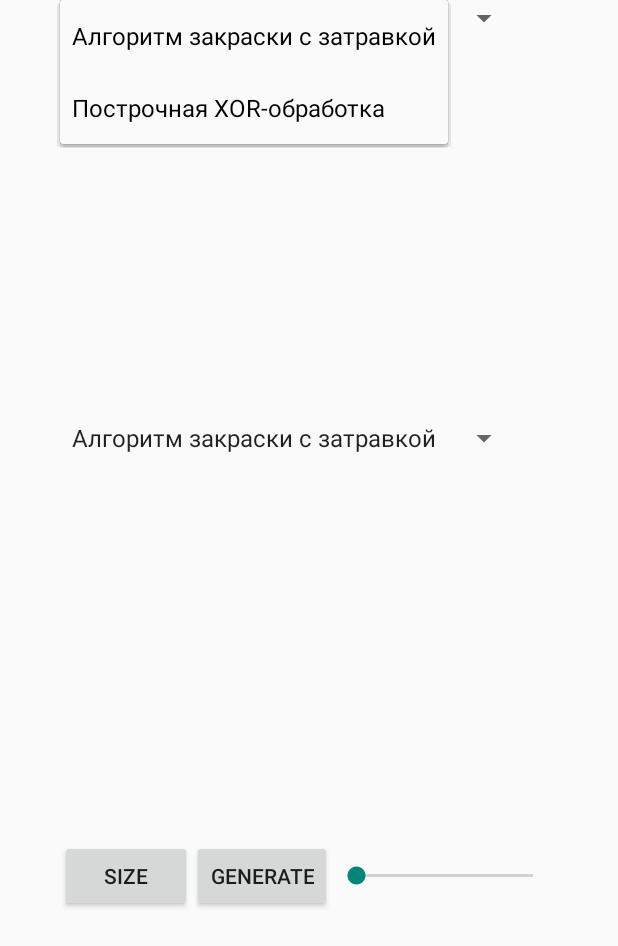
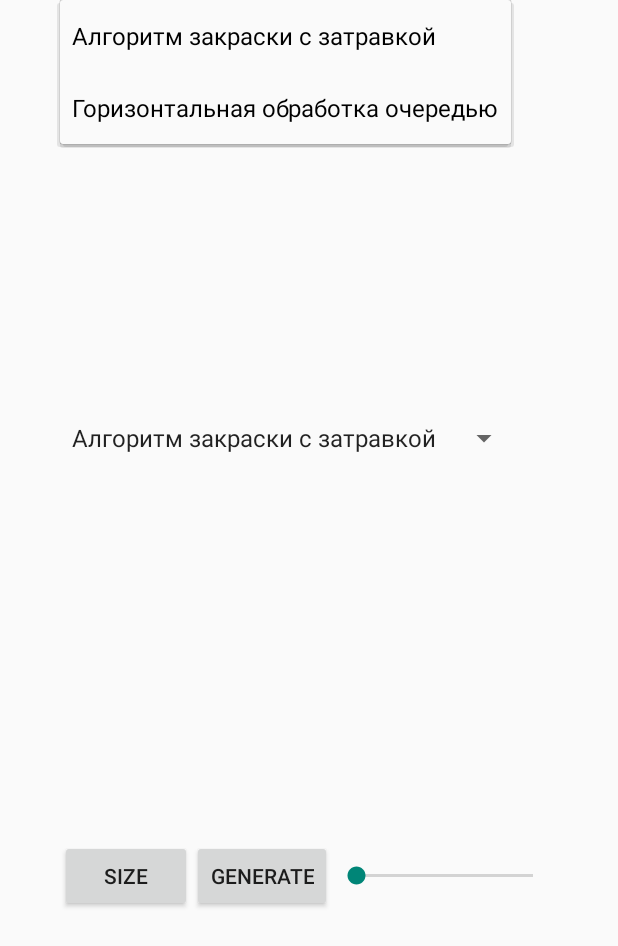
Before and after one commit to ReDsn0W535/Demo, an Android app: the screen it shows after launch (MainActivity), after a tap on "Алгоритм закраски с затравкой", on a phone screen of 412 x 824 dp. Shown: the top 946 px of the screen. Run offline under Robolectric (Android 15) with nearby library versions, the phone set to English and light mode, and no system bars.

Commit message:
Major fixes in all structures

```diff
--- a/app/src/main/AndroidManifest.xml
+++ b/app/src/main/AndroidManifest.xml
@@ -9,7 +9,7 @@
         android:roundIcon="@mipmap/ic_launcher_round"
         android:supportsRtl="true"
         android:theme="@style/AppTheme">
-        <activity android:name=".view.activity.MainActivity" android:theme="@style/Theme.AppCompat.Light.NoActionBar">
+        <activity android:name=".view.activity.MainActivity" android:theme="@style/Theme.AppCompat.Light.NoActionBar" android:screenOrientation="portrait">
             <intent-filter>
                 <action android:name="android.intent.action.MAIN" />
 
--- a/app/src/main/java/com/example/greenpoison/rocketbank/model/inter/IMainAModel.kt
+++ b/app/src/main/java/com/example/greenpoison/rocketbank/model/inter/IMainAModel.kt
@@ -5,6 +5,6 @@ import android.graphics.Bitmap
 interface IMainAModel{
     fun DrawRandPoints(bitmap: Bitmap, number : Int)
     fun RestorePoints(bitmap: Bitmap, number : Int)
-    fun FillSeed(bitmap: Bitmap, x: Int, y : Int, number: Int)
-    fun FillXOR(bitmap: Bitmap, x: Int, y : Int, number: Int)
+    fun FillSeed(bitmap: Bitmap, x: Int, y : Int, number: Int, sleepTime : Int)
+    fun FillXOR(bitmap: Bitmap, x: Int, y : Int, number: Int, sleepTime : Int)
 }
--- a/app/src/main/java/com/example/greenpoison/rocketbank/presenter/inter/IMainAPresenter.kt
+++ b/app/src/main/java/com/example/greenpoison/rocketbank/presenter/inter/IMainAPresenter.kt
@@ -5,5 +5,5 @@ import com.example.greenpoison.rocketbank.view.activity.Action
 
 interface IMainAPresenter{
     fun Draw(bitmap: Bitmap, number : Int, cur_action : Action)
-    fun Fill(bitmap: Bitmap, x : Int, y : Int, number : Int, cur_action : Action)
+    fun Fill(bitmap: Bitmap, x : Int, y : Int, number : Int, cur_action : Action, sleepTime : Int)
 }
--- a/app/src/main/java/com/example/greenpoison/rocketbank/view/activity/MainActivity.kt
+++ b/app/src/main/java/com/example/greenpoison/rocketbank/view/activity/MainActivity.kt
@@ -1,12 +1,14 @@
 package com.example.greenpoison.rocketbank.view.activity
 
 import android.content.Context
+import android.graphics.Bitmap
 import android.graphics.Canvas
-import android.graphics.drawable.Drawable
+import android.graphics.Paint
 import android.os.Bundle
 import android.support.v7.app.AlertDialog
 import android.support.v7.app.AppCompatActivity
 import android.util.AttributeSet
+import android.util.Log
 import android.view.MotionEvent
 import android.view.View
 import android.widget.*
@@ -16,18 +18,22 @@ import com.example.greenpoison.rocketbank.presenter.impl.MainAPresenterImpl
 import com.example.greenpoison.rocketbank.presenter.inter.IMainAPresenter
 import com.example.greenpoison.rocketbank.view.fragment.DialogScreen
 import com.example.greenpoison.rocketbank.view.inter.IMainAView
-import android.graphics.Bitmap
-import android.graphics.Paint
-import android.util.Log
-import com.example.greenpoison.rocketbank.model.inter.IMainAModel
-import com.example.greenpoison.rocketbank.presenter.callback.CallBack
+import android.widget.Toast
+import android.widget.SeekBar
+import android.widget.SeekBar.OnSeekBarChangeListener
+
+
 
 
 enum class Action { FIRST_DRAW, SEEDALG, XORALG, INDEFINITELY, RESTORE }
 
 var mIMainAPresenter: IMainAPresenter? = null
+lateinit var sizeButton: Button
+lateinit var generateButton: Button
+var sleepTime : Int = 0
 
-class MainActivity : AppCompatActivity(), IMainAView  {
+
+class MainActivity : AppCompatActivity(), IMainAView {
 
 
     lateinit var dialog: AlertDialog
@@ -35,14 +41,14 @@ class MainActivity : AppCompatActivity(), IMainAView  {
     lateinit var drawView2: DrawView
     lateinit var spinner1: Spinner
     lateinit var spinner2: Spinner
-    lateinit var sizeButton : Button
-    lateinit var generateButton : Button
-    override fun RequestView(number :Int) {
-        if (number == 1){
-            drawView1.postInvalidate()
-        }
-        else drawView2.postInvalidate()
+    lateinit var seekBar: SeekBar
+    override fun RequestView(number: Int) {
+        if (this != null)
+            if (number == 1) {
+                drawView1.postInvalidate()
+            } else drawView2.postInvalidate()
     }
+
 
     override fun onCreate(savedInstanceState: Bundle?) {
         super.onCreate(savedInstanceState)
@@ -54,7 +60,26 @@ class MainActivity : AppCompatActivity(), IMainAView  {
         drawView2.set_number(2)
         spinner1 = findViewById(R.id.spinner)
         spinner2 = findViewById(R.id.spinner2)
+        seekBar = findViewById(R.id.seekBar2)
+        seekBar.setOnSeekBarChangeListener(object : OnSeekBarChangeListener {
 
+            override fun onStopTrackingTouch(seekBar: SeekBar) {
+                // TODO Auto-generated method stub
+            }
+
+            override fun onStartTrackingTouch(seekBar: SeekBar) {
+                // TODO Auto-generated method stub
+            }
+
+            override fun onProgressChanged(seekBar: SeekBar, progress: Int, fromUser: Boolean) {
+                // TODO Auto-generated method stub
+
+                sleepTime = progress
+            }
+        })
+        val toast = Toast.makeText(applicationContext,
+                "Не нажимайте на кнопку generate во время отрисовки изображения, это может привести к неправильной работе программы.", Toast.LENGTH_SHORT)
+        toast.show()
         val itemSelectedListener1 = object : OnItemSelectedListener {
             override fun onItemSelected(parent: AdapterView<*>, view: View, position: Int, id: Long) {
 
@@ -101,12 +126,13 @@ class MainActivity : AppCompatActivity(), IMainAView  {
         drawView2.set_action(Action.FIRST_DRAW)
         drawView2.invalidate()
     }
+
     override fun SetGenButtonNonCLickable() {
-//        generateButton.isEnabled = false
+        generateButton.isEnabled = false
     }
 
     override fun SetGenButtonCLickable() {
-    //    generateButton.isEnabled = true
+        generateButton.isEnabled = true
     }
 
     fun initSettings(d: AlertDialog) {
@@ -132,12 +158,13 @@ class MainActivity : AppCompatActivity(), IMainAView  {
     }
 }
 
-class DrawView : ImageView{
+class DrawView : ImageView {
 
     private var number: Int = 0
     private var cur_action: Action = Action.INDEFINITELY
     private var FillType: Action? = Action.SEEDALG
-    @Volatile private lateinit var drawBitmap: Bitmap
+    @Volatile
+    private lateinit var drawBitmap: Bitmap
     private var IS_BITMAP_CREATED = false
 
     constructor(context: Context?) : super(context)
@@ -178,7 +205,7 @@ class DrawView : ImageView{
     override fun onTouchEvent(event: MotionEvent?): Boolean {
         Log.e("Touch LOG", "x = ${event?.x?.toInt()}, y = ${event?.y?.toInt()}")
         if (event != null && FillType != null) {
-            mIMainAPresenter?.Fill(drawBitmap, event.x.toInt(), event.y.toInt(),this.number ,FillType!!)
+            mIMainAPresenter?.Fill(drawBitmap, event.x.toInt(), event.y.toInt(), this.number, FillType!!, sleepTime)
         }
         return super.onTouchEvent(event)
     }
--- /dev/null
+++ b/app/src/main/res/layout-land/activity_main.xml
@@ -0,0 +1,69 @@
+<?xml version="1.0" encoding="utf-8"?>
+<ScrollView xmlns:android="http://schemas.android.com/apk/res/android"
+    xmlns:tools="http://schemas.android.com/tools"
+    android:layout_width="match_parent"
+    android:layout_height="match_parent"
+    android:weightSum="100"
+    tools:context=".view.activity.MainActivity"
+    android:orientation="vertical">
+    <HorizontalScrollView
+        android:layout_width="match_parent"
+        android:layout_height="wrap_content">
+        <LinearLayout
+            android:layout_width="wrap_content"
+            android:layout_height="match_parent"
+            android:orientation="vertical"
+            android:layout_gravity="center"
+            android:weightSum="100">
+
+            <Spinner
+                android:id="@+id/spinner"
+                android:layout_width="wrap_content"
+                android:layout_height="wrap_content"
+                android:entries="@array/FillMethods"/>
+
+            <com.example.greenpoison.rocketbank.view.activity.DrawView
+               android:id="@+id/drawView"
+               android:layout_width="256dp"
+               android:layout_height="256dp" />
+
+            <Spinner
+                android:id="@+id/spinner2"
+                android:layout_width="wrap_content"
+                android:layout_height="wrap_content"
+                android:entries="@array/FillMethods"/>
+
+            <com.example.greenpoison.rocketbank.view.activity.DrawView
+                android:id="@+id/drawView2"
+                android:layout_width="256dp"
+                android:layout_height="256dp" />
+
+            <LinearLayout
+                android:layout_width="wrap_content"
+                android:layout_height="wrap_content"
+                android:orientation="horizontal">
+
+                <Button
+                    android:id="@+id/button"
+                    android:layout_width="wrap_content"
+                    android:layout_height="wrap_content"
+                    android:layout_gravity="center"
+                    android:text="Size" />
+
+                <Button
+                    android:id="@+id/button2"
+                    android:layout_width="wrap_content"
+                    android:layout_height="wrap_content"
+                    android:layout_gravity="center"
+                    android:text="Generate" />
+
+                <SeekBar
+                    android:id="@+id/seekBar2"
+                    android:layout_width="150dp"
+                    android:layout_height="wrap_content"
+                    android:layout_gravity="center"
+                    android:max="20" />
+            </LinearLayout>
+        </LinearLayout>
+    </HorizontalScrollView>
+</ScrollView>
--- a/app/src/main/res/values/strings.xml
+++ b/app/src/main/res/values/strings.xml
@@ -8,6 +8,6 @@
 
     <string-array name="FillMethods">
         <item>Алгоритм закраски с затравкой</item>
-        <item>Построчная XOR-обработка</item>
+        <item>Горизонтальная обработка очередью</item>
     </string-array>
 </resources>
```
Also changed, not shown: app/src/main/java/com/example/greenpoison/rocketbank/model/impl/MainAModelImpl.kt (+30 -37 lines), app/src/main/java/com/example/greenpoison/rocketbank/presenter/impl/MainAPresenterImpl.kt (+31 -8 lines).
